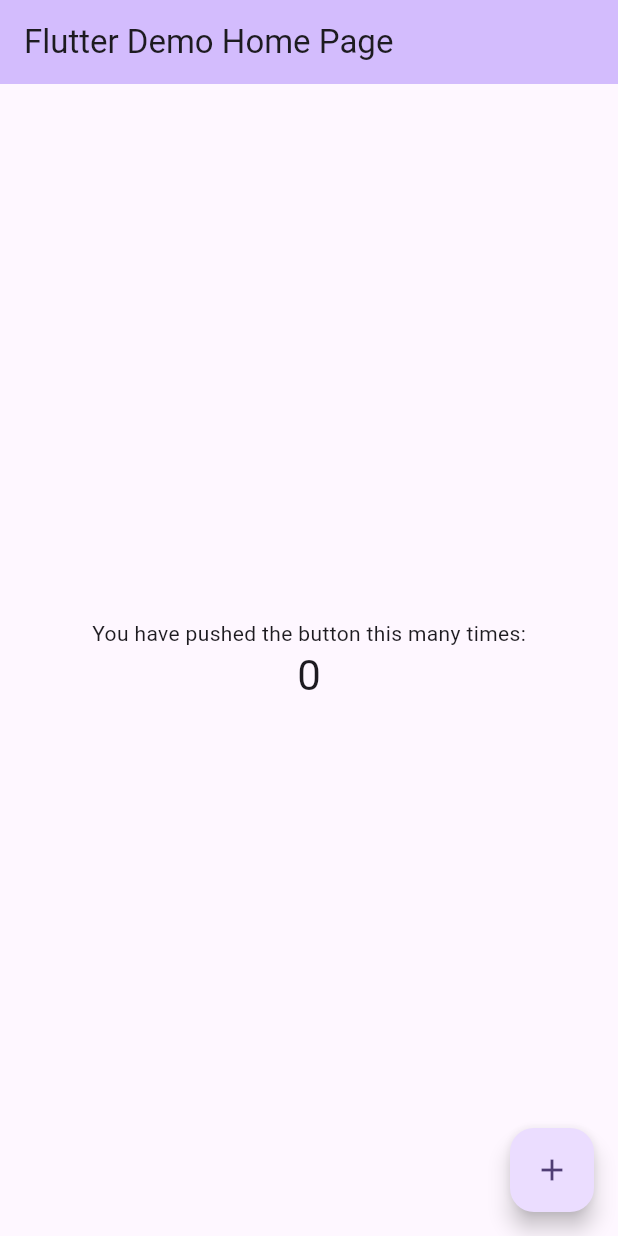
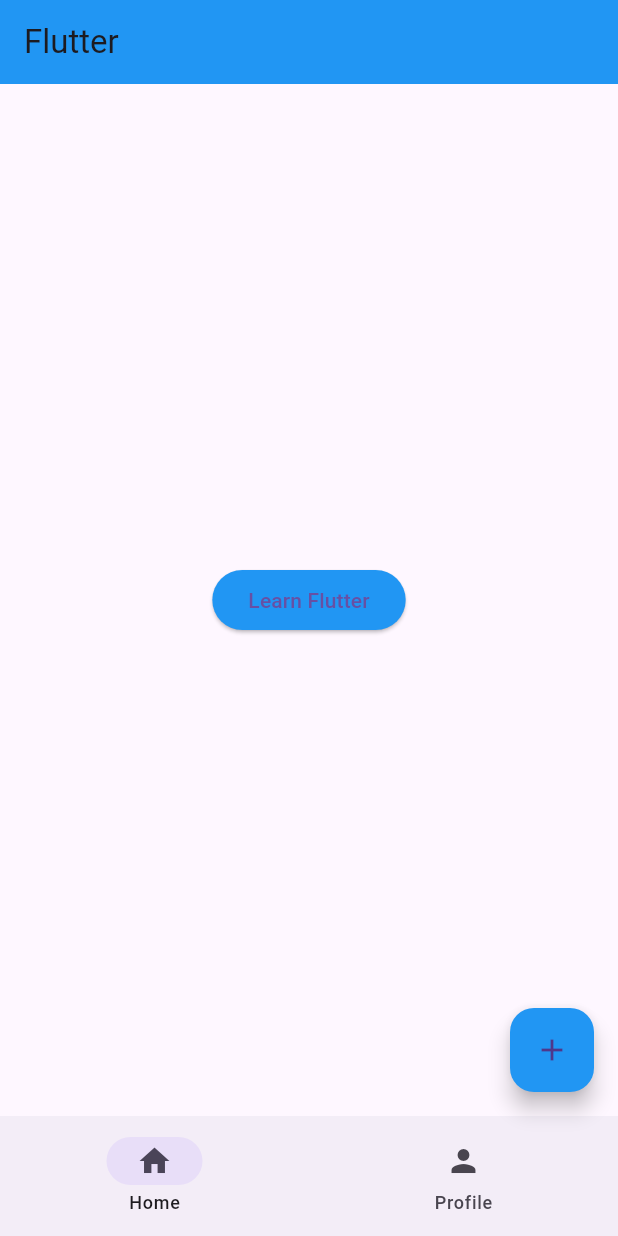
Before and after one commit to Real-Abdureh/flutter_app, a Flutter app: the screen it shows after launch, on a phone screen of 412 x 824 dp. Run offline on Flutter 3.47's test engine with Material 3 defaults, Android fonts, the phone set to English and light mode, and no system bars.

Commit message:
initial commit

```diff
--- /dev/null
+++ b/lib/home_page.dart
@@ -0,0 +1,30 @@
+import 'package:flutter/material.dart';
+import 'package:myapp/learn_flutter_page.dart';
+
+class HomePage extends StatefulWidget {
+  const HomePage({super.key});
+
+  @override
+  State<HomePage> createState() => _HomePageState();
+}
+
+class _HomePageState extends State<HomePage> {
+  @override
+  Widget build(BuildContext context) {
+    return Center(
+      child: ElevatedButton(
+        onPressed: () {
+          Navigator.of(context).push(
+            MaterialPageRoute(builder: (BuildContext context) {
+              return const LearnFlutterPage();
+            }),
+          );
+        },
+        style: ElevatedButton.styleFrom(
+          backgroundColor: Colors.blue, // Set your desired color here
+        ),
+        child: const Text('Learn Flutter'),
+      ),
+    );
+  }
+}
--- a/lib/main.dart
+++ b/lib/main.dart
@@ -1,125 +1,65 @@
 import 'package:flutter/material.dart';
+import 'package:myapp/home_page.dart';
 
 void main() {
   runApp(const MyApp());
 }
 
 class MyApp extends StatelessWidget {
-  const MyApp({super.key});
+  const MyApp({Key? key}) : super(key: key);
 
-  // This widget is the root of your application.
   @override
   Widget build(BuildContext context) {
     return MaterialApp(
-      title: 'Flutter Demo',
+      debugShowCheckedModeBanner: false,
       theme: ThemeData(
-        // This is the theme of your application.
-        //
-        // TRY THIS: Try running your application with "flutter run". You'll see
-        // the application has a purple toolbar. Then, without quitting the app,
-        // try changing the seedColor in the colorScheme below to Colors.green
-        // and then invoke "hot reload" (save your changes or press the "hot
-        // reload" button in a Flutter-supported IDE, or press "r" if you used
-        // the command line to start the app).
-        //
-        // Notice that the counter didn't reset back to zero; the application
-        // state is not lost during the reload. To reset the state, use hot
-        // restart instead.
-        //
-        // This works for code too, not just values: Most code changes can be
-        // tested with just a hot reload.
-        colorScheme: ColorScheme.fromSeed(seedColor: Colors.deepPurple),
-        useMaterial3: true,
-      ),
-      home: const MyHomePage(title: 'Flutter Demo Home Page'),
+          primarySwatch: Colors.blue,
+          appBarTheme: const AppBarTheme(
+            color: Colors.blue, // Set the AppBar color here
+          ),
+          floatingActionButtonTheme:
+              const FloatingActionButtonThemeData(backgroundColor: Colors.blue)
+          // Add more theme customization as needed
+          ),
+      home: const RootPage(),
     );
   }
 }
 
-class MyHomePage extends StatefulWidget {
-  const MyHomePage({super.key, required this.title});
-
-  // This widget is the home page of your application. It is stateful, meaning
-  // that it has a State object (defined below) that contains fields that affect
-  // how it looks.
-
-  // This class is the configuration for the state. It holds the values (in this
-  // case the title) provided by the parent (in this case the App widget) and
-  // used by the build method of the State. Fields in a Widget subclass are
-  // always marked "final".
-
-  final String title;
+class RootPage extends StatefulWidget {
+  const RootPage({Key? key}) : super(key: key);
 
   @override
-  State<MyHomePage> createState() => _MyHomePageState();
+  State<RootPage> createState() => _RootPageState();
 }
 
-class _MyHomePageState extends State<MyHomePage> {
-  int _counter = 0;
-
-  void _incrementCounter() {
-    setState(() {
-      // This call to setState tells the Flutter framework that something has
-      // changed in this State, which causes it to rerun the build method below
-      // so that the display can reflect the updated values. If we changed
-      // _counter without calling setState(), then the build method would not be
-      // called again, and so nothing would appear to happen.
-      _counter++;
-    });
-  }
-
+class _RootPageState extends State<RootPage> {
+  int currentpage = 0;
   @override
   Widget build(BuildContext context) {
-    // This method is rerun every time setState is called, for instance as done
-    // by the _incrementCounter method above.
-    //
-    // The Flutter framework has been optimized to make rerunning build methods
-    // fast, so that you can just rebuild anything that needs updating rather
-    // than having to individually change instances of widgets.
     return Scaffold(
       appBar: AppBar(
-        // TRY THIS: Try changing the color here to a specific color (to
-        // Colors.amber, perhaps?) and trigger a hot reload to see the AppBar
-        // change color while the other colors stay the same.
-        backgroundColor: Theme.of(context).colorScheme.inversePrimary,
-        // Here we take the value from the MyHomePage object that was created by
-        // the App.build method, and use it to set our appbar title.
-        title: Text(widget.title),
+        title: const Text('Flutter'),
       ),
-      body: Center(
-        // Center is a layout widget. It takes a single child and positions it
-        // in the middle of the parent.
-        child: Column(
-          // Column is also a layout widget. It takes a list of children and
-          // arranges them vertically. By default, it sizes itself to fit its
-          // children horizontally, and tries to be as tall as its parent.
-          //
-          // Column has various properties to control how it sizes itself and
-          // how it positions its children. Here we use mainAxisAlignment to
-          // center the children vertically; the main axis here is the vertical
-          // axis because Columns are vertical (the cross axis would be
-          // horizontal).
-          //
-          // TRY THIS: Invoke "debug painting" (choose the "Toggle Debug Paint"
-          // action in the IDE, or press "p" in the console), to see the
-          // wireframe for each widget.
-          mainAxisAlignment: MainAxisAlignment.center,
-          children: <Widget>[
-            const Text(
-              'You have pushed the button this many times:',
-            ),
-            Text(
-              '$_counter',
-              style: Theme.of(context).textTheme.headlineMedium,
-            ),
-          ],
-        ),
+      body: const HomePage(),
+      floatingActionButton: FloatingActionButton(
+        onPressed: () {
+          debugPrint('Hello Mom');
+        },
+        child: const Icon(Icons.add),
       ),
-      floatingActionButton: FloatingActionButton(
-        onPressed: _incrementCounter,
-        tooltip: 'Increment',
-        child: const Icon(Icons.add),
-      ), // This trailing comma makes auto-formatting nicer for build methods.
+      bottomNavigationBar: NavigationBar(
+        destinations: const [
+          NavigationDestination(icon: Icon(Icons.home), label: 'Home'),
+          NavigationDestination(icon: Icon(Icons.person), label: 'Profile'),
+        ],
+        onDestinationSelected: (int index) {
+          setState(() {
+            currentpage = index;
+          });
+        },
+        selectedIndex: currentpage,
+      ),
     );
   }
 }
--- a/pubspec.yaml
+++ b/pubspec.yaml
@@ -59,8 +59,8 @@ flutter:
   uses-material-design: true
 
   # To add assets to your application, add an assets section, like this:
-  # assets:
-  #   - images/a_dot_burr.jpeg
+  assets:
+    - images/
   #   - images/a_dot_ham.jpeg
 
   # An image asset can refer to one or more resolution-specific "variants", see
```
Also changed, not shown: lib/learn_flutter_page.dart (added, +125 -0 lines), images/paylite.jpg (added).
